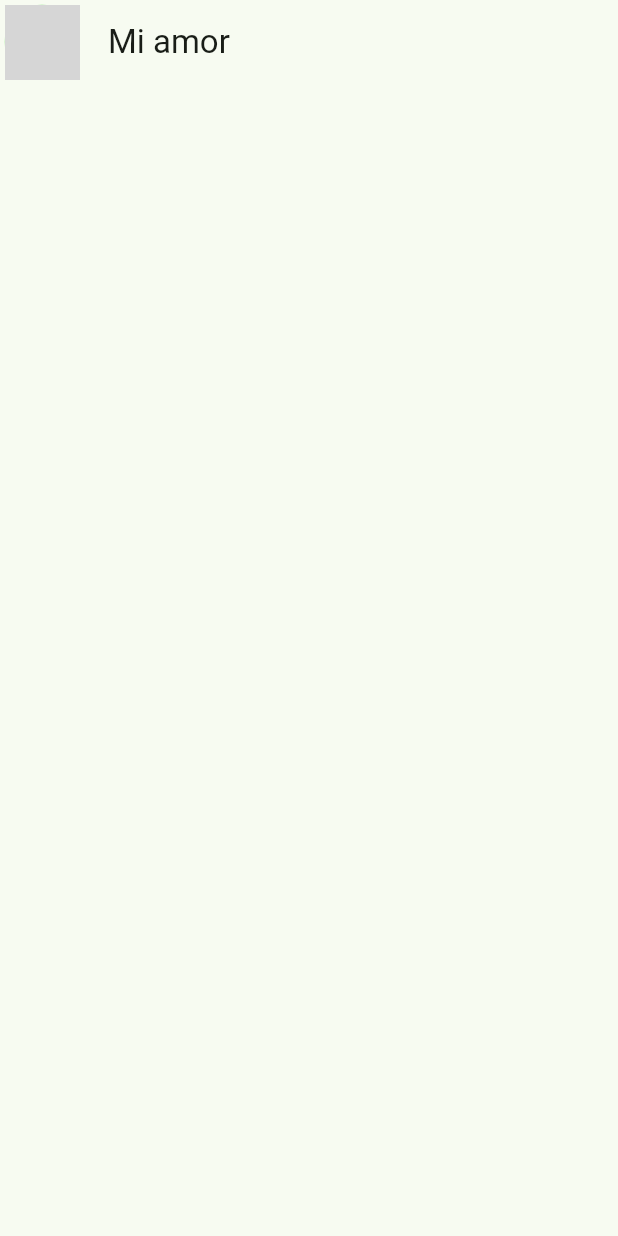
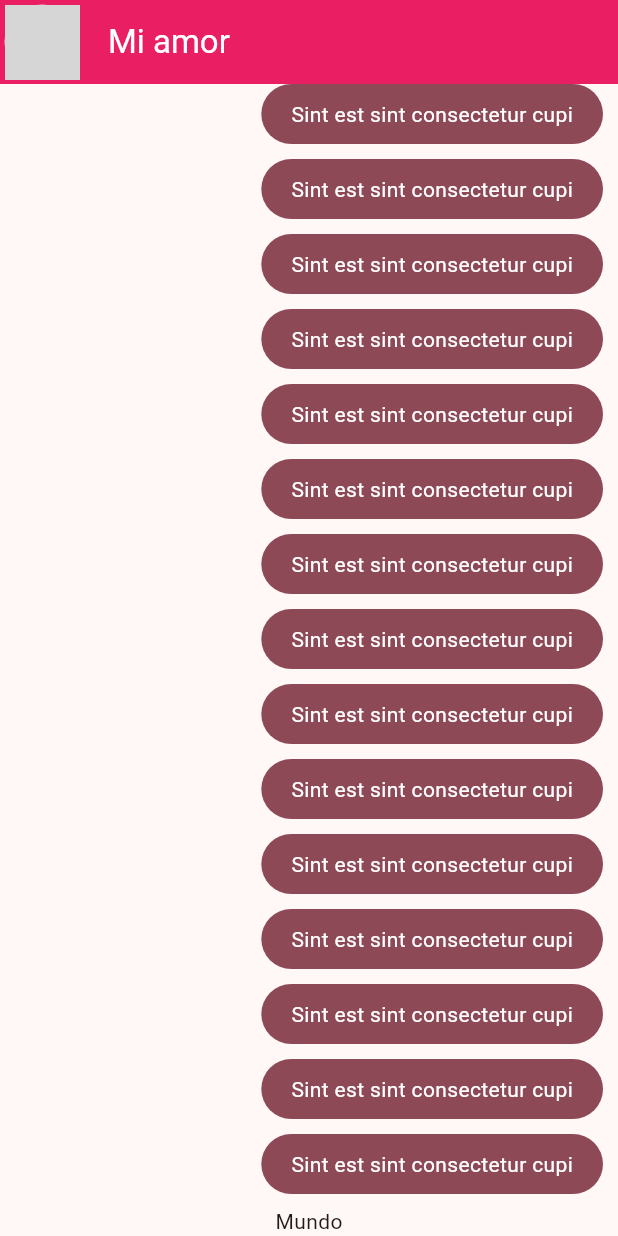
Before and after one commit to Juanflpz/Chat-Mobile, a Flutter app: the screen it shows after launch, on a phone screen of 412 x 824 dp. Run offline on Flutter 3.47's test engine with Material 3 defaults, Android fonts, the phone set to English and light mode, and no system bars; network calls fail; grey boxes are pictures that could not be loaded.

Commit message:
feat: :sparkles: Message bubbles prototype implemented, also chat theme

```diff
--- a/lib/main.dart
+++ b/lib/main.dart
@@ -1,5 +1,5 @@
 import 'package:chat_app/config/themes/app_theme.dart';
-import 'package:chat_app/presentation/chat/chat_screen.dart';
+import 'package:chat_app/presentation/screens/chat/chat_screen.dart';
 import 'package:flutter/material.dart';
 
 void main() => runApp(const MyApp());
@@ -12,7 +12,7 @@ class MyApp extends StatelessWidget {
     return MaterialApp(
       title: 'Yes No App',
       debugShowCheckedModeBanner: false,
-      theme: AppTheme(selectedColor: 3).theme(),
+      theme: AppTheme(selectedColor: 6).theme(),
       home: const ChatScreen(),
     );
   }
--- a/lib/presentation/chat/chat_screen.dart
+++ /dev/null
@@ -1,21 +0,0 @@
-import 'package:flutter/material.dart';
-
-class ChatScreen extends StatelessWidget {
-  const ChatScreen({super.key});
-
-  @override
-  Widget build(BuildContext context) {
-    return Scaffold(
-      appBar: AppBar(
-        //leading: const Icon(Icons.heart_broken_outlined),
-        leading: const Padding(
-          padding: EdgeInsets.all(3.0),
-          child: CircleAvatar(
-            backgroundImage: NetworkImage("https://www.lifeandstylemag.com/wp-content/uploads/2017/06/shutterstock_editorial_5147277az.jpg?resize=1200%2C1200&quality=86&strip=all"),
-          ),
-        ),
-        title: const Text("Mi amor"),
-      ),
-    );
-  }
-}
--- /dev/null
+++ b/lib/presentation/screens/chat/chat_screen.dart
@@ -0,0 +1,53 @@
+import 'package:chat_app/presentation/widgets/chat/msg_bubble.dart';
+import 'package:flutter/material.dart';
+
+class ChatScreen extends StatelessWidget {
+  const ChatScreen({super.key});
+
+  @override
+  Widget build(BuildContext context) {
+    return Scaffold(
+      appBar: AppBar(
+        backgroundColor: Colors.pink,
+        //leading: const Icon(Icons.heart_broken_outlined),
+        leading: const Padding(
+          padding: EdgeInsets.all(3.0),
+          child: CircleAvatar(
+            backgroundImage: NetworkImage(
+                "https://www.lifeandstylemag.com/wp-content/uploads/2017/06/shutterstock_editorial_5147277az.jpg?resize=1200%2C1200&quality=86&strip=all"),
+          ),
+        ),
+        title: const Text("Mi amor", style: TextStyle(color: Colors.white),),
+      ),
+      body: _ChatView(),
+    );
+  }
+}
+
+class _ChatView extends StatelessWidget {
+  /*
+  const _ChatView({
+    super.key,
+  });
+  */
+  @override
+  Widget build(BuildContext context) {
+    return SafeArea(
+      child: Padding(
+        padding: const EdgeInsets.symmetric(horizontal: 10),
+        child: Column(
+          children: [
+            Expanded(
+                child: ListView.builder(
+              itemCount: 100,
+              itemBuilder: (context, index) {
+                return const MyMessageBubble();
+              },
+            )),
+            const Text("Mundo")
+          ],
+        ),
+      ),
+    );
+  }
+}
--- /dev/null
+++ b/lib/presentation/widgets/chat/msg_bubble.dart
@@ -0,0 +1,27 @@
+import 'package:flutter/material.dart';
+
+class MyMessageBubble extends StatelessWidget {
+  const MyMessageBubble({super.key});
+
+  @override
+  Widget build(BuildContext context) {
+    final colors = Theme.of(context).colorScheme; //obtiene el color del tema
+    return Column(
+      crossAxisAlignment: CrossAxisAlignment.end,
+      children: [
+        Container(
+          //height: 10,
+          //width: 10,
+          decoration: BoxDecoration(
+              color: colors.primary, borderRadius: BorderRadius.circular(20)),
+          child: const Padding(
+            padding: EdgeInsets.symmetric(horizontal: 20, vertical: 10),
+            child: Text("Sint est sint consectetur cupi",
+                style: TextStyle(color: Colors.white)),
+          ),
+        ),
+        const SizedBox(height: 10)
+      ],
+    );
+  }
+}
```
